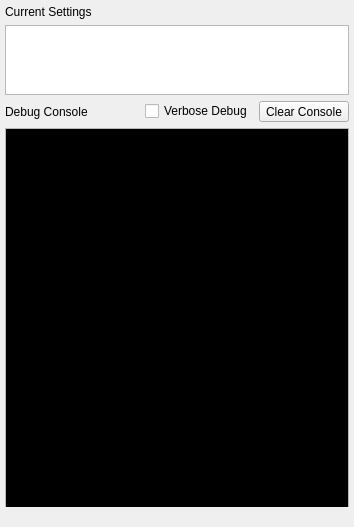
Before: the Qt Designer form DebugWindow.ui in cculianu/FG_Test, drawn with Qt 5.
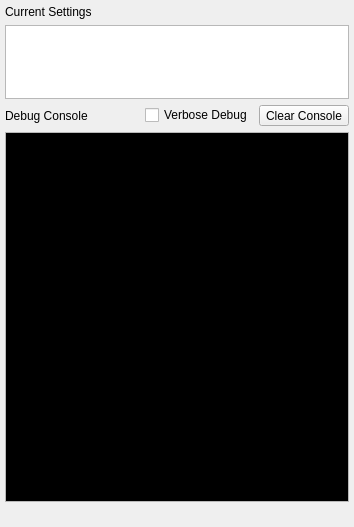
After: the same form once the commit is applied. Icons and pictures are not drawn.

Commit message: more tweaks to UART code. debug window layout fixup for windows

```diff
--- a/DebugWindow.ui
+++ b/DebugWindow.ui
@@ -63,7 +63,7 @@
       <property name="minimumSize">
        <size>
         <width>0</width>
-        <height>400</height>
+        <height>370</height>
        </size>
       </property>
       <property name="palette">
```
The commit also changes 2 other files.
